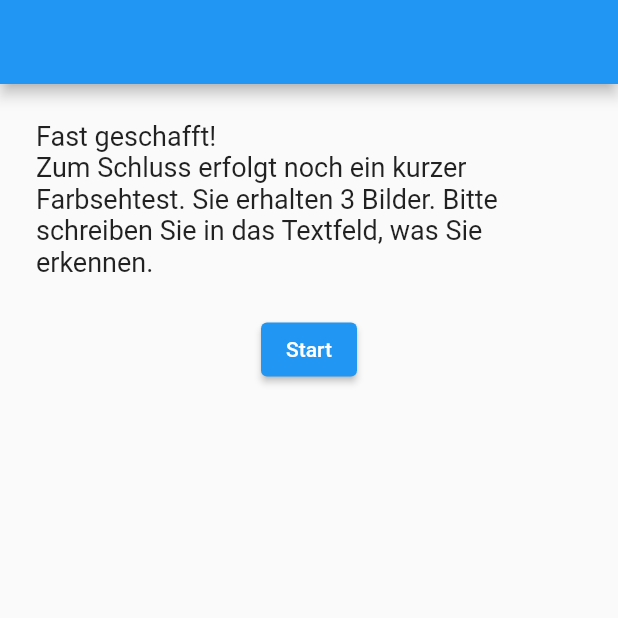
After one commit to arlu0001/mef, a Flutter app: the IshiharaStartScreen screen opened directly, on a phone screen of 412 x 824 dp, the top half of it. The commit adds this screen. Run offline on Flutter 3.47's test engine with Material 2 defaults, Android fonts, the phone set to English and light mode, and no system bars; missing offline and left inert: universal_html.

Commit message:
Add start ishihara screen

```diff
--- /dev/null
+++ b/app/lib/info_screens/ishihara_start_screen.dart
@@ -0,0 +1,36 @@
+import 'package:flutter/material.dart';
+
+import '../route_names.dart';
+import '../widgets.dart';
+
+class IshiharaStartScreen extends StatelessWidget {
+  @override
+  Widget build(BuildContext context) {
+    return WillPopScope(
+      onWillPop: () async => false,
+      child: Scaffold(
+        appBar: AppBar(
+          automaticallyImplyLeading: false,
+        ),
+        body: Center(
+          child: ListView(
+            padding: const EdgeInsets.all(24.0),
+            children: [
+              CustomText(text: 'Fast geschafft! \nZum Schluss erfolgt noch ein kurzer Farbsehtest. Sie erhalten 3 Bilder. Bitte schreiben Sie in das Textfeld, was Sie erkennen.'),
+              SizedBox(
+                height: 24,
+              ),
+              Center(
+                child: NavigationButton(
+                  navigationRoute: ishiharaTestRoute,
+                  btnName: 'Start',
+                  isComplete: true,
+                ),
+              ),
+            ],
+          ),
+        ),
+      ),
+    );
+  }
+}
--- a/app/lib/main.dart
+++ b/app/lib/main.dart
@@ -1,3 +1,4 @@
+import 'package:app/info_screens/ishihara_start_screen.dart';
 import 'package:app/info_screens/trial_start_screen.dart';
 import 'package:app/survey/color_blindness_test_screen.dart';
 import 'package:app/survey/survey_screen_1.dart';
@@ -42,6 +43,7 @@ class MyApp extends StatelessWidget {
                 create: (_) => TrialState(),
                 child: TrialScreen(),
               ),
+          startIshiharaRoute: (context) => IshiharaStartScreen(),
           ishiharaTestRoute: (context) => ChangeNotifierProvider<SurveyState>(
                 create: (_) => surveyState,
                 child: ColorBlindnessTestScreen(),
--- a/app/lib/trial/trial_state.dart
+++ b/app/lib/trial/trial_state.dart
@@ -46,7 +46,7 @@ class TrialState extends ChangeNotifier {
       int completionTime = _trialStopwatch.elapsedMilliseconds;
       Duration d = Duration(milliseconds: completionTime);
       print('Zeit insgesamt: $d ~~~~~~~~~~~~~~~~~~~~~~~~~~~~~~~~~~~~~~~~~~~~~~~~~~~~~~~~~~~~~~~~');
-      Navigator.pushNamed(context, ishiharaTestRoute);
+      Navigator.pushNamed(context, startIshiharaRoute);
       print('Richtig beantwortet: $correctAnsweredCounter');
       print('Falsch beantwortet: $falseAnsweredCounter');
       print('-------------------------------------------------------');
```
